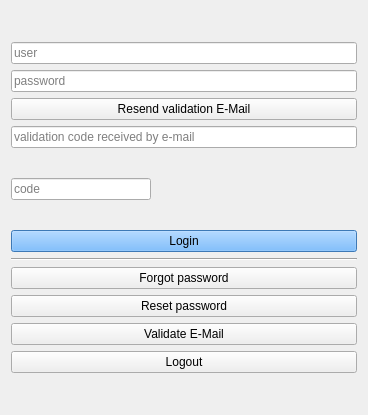
Before: the Qt Designer form ola/client/auth/home_form.ui in myapps-directory/myapps-client, drawn with Qt 5.
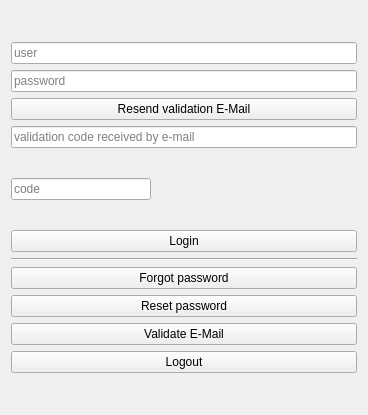
After: the same form once the commit is applied.

Diff of the .ui file:
```diff
--- a/ola/client/auth/home_form.ui
+++ b/ola/client/auth/home_form.ui
@@ -138,453 +138,11 @@
    </item>
    <item>
     <widget class="QPushButton" name="authButton">
-     <property name="palette">
-      <palette>
-       <active>
-        <colorrole role="WindowText">
-         <brush brushstyle="SolidPattern">
-          <color alpha="255">
-           <red>0</red>
-           <green>0</green>
-           <blue>0</blue>
-          </color>
-         </brush>
-        </colorrole>
-        <colorrole role="Button">
-         <brush brushstyle="SolidPattern">
-          <color alpha="255">
-           <red>85</red>
-           <green>170</green>
-           <blue>255</blue>
-          </color>
-         </brush>
-        </colorrole>
-        <colorrole role="Light">
-         <brush brushstyle="SolidPattern">
-          <color alpha="255">
-           <red>213</red>
-           <green>234</green>
-           <blue>255</blue>
-          </color>
-         </brush>
-        </colorrole>
-        <colorrole role="Midlight">
-         <brush brushstyle="SolidPattern">
-          <color alpha="255">
-           <red>149</red>
-           <green>202</green>
-           <blue>255</blue>
-          </color>
-         </brush>
-        </colorrole>
-        <colorrole role="Dark">
-         <brush brushstyle="SolidPattern">
-          <color alpha="255">
-           <red>42</red>
-           <green>85</green>
-           <blue>127</blue>
-          </color>
-         </brush>
-        </colorrole>
-        <colorrole role="Mid">
-         <brush brushstyle="SolidPattern">
-          <color alpha="255">
-           <red>56</red>
-           <green>113</green>
-           <blue>170</blue>
-          </color>
-         </brush>
-        </colorrole>
-        <colorrole role="Text">
-         <brush brushstyle="SolidPattern">
-          <color alpha="255">
-           <red>0</red>
-           <green>0</green>
-           <blue>0</blue>
-          </color>
-         </brush>
-        </colorrole>
-        <colorrole role="BrightText">
-         <brush brushstyle="SolidPattern">
-          <color alpha="255">
-           <red>255</red>
-           <green>255</green>
-           <blue>255</blue>
-          </color>
-         </brush>
-        </colorrole>
-        <colorrole role="ButtonText">
-         <brush brushstyle="SolidPattern">
-          <color alpha="255">
-           <red>0</red>
-           <green>0</green>
-           <blue>0</blue>
-          </color>
-         </brush>
-        </colorrole>
-        <colorrole role="Base">
-         <brush brushstyle="SolidPattern">
-          <color alpha="255">
-           <red>255</red>
-           <green>255</green>
-           <blue>255</blue>
-          </color>
-         </brush>
-        </colorrole>
-        <colorrole role="Window">
-         <brush brushstyle="SolidPattern">
-          <color alpha="255">
-           <red>85</red>
-           <green>170</green>
-           <blue>255</blue>
-          </color>
-         </brush>
-        </colorrole>
-        <colorrole role="Shadow">
-         <brush brushstyle="SolidPattern">
-          <color alpha="255">
-           <red>0</red>
-           <green>0</green>
-           <blue>0</blue>
-          </color>
-         </brush>
-        </colorrole>
-        <colorrole role="AlternateBase">
-         <brush brushstyle="SolidPattern">
-          <color alpha="255">
-           <red>170</red>
-           <green>212</green>
-           <blue>255</blue>
-          </color>
-         </brush>
-        </colorrole>
-        <colorrole role="ToolTipBase">
-         <brush brushstyle="SolidPattern">
-          <color alpha="255">
-           <red>255</red>
-           <green>255</green>
-           <blue>220</blue>
-          </color>
-         </brush>
-        </colorrole>
-        <colorrole role="ToolTipText">
-         <brush brushstyle="SolidPattern">
-          <color alpha="255">
-           <red>0</red>
-           <green>0</green>
-           <blue>0</blue>
-          </color>
-         </brush>
-        </colorrole>
-        <colorrole role="PlaceholderText">
-         <brush brushstyle="NoBrush">
-          <color alpha="128">
-           <red>0</red>
-           <green>0</green>
-           <blue>0</blue>
-          </color>
-         </brush>
-        </colorrole>
-       </active>
-       <inactive>
-        <colorrole role="WindowText">
-         <brush brushstyle="SolidPattern">
-          <color alpha="255">
-           <red>0</red>
-           <green>0</green>
-           <blue>0</blue>
-          </color>
-         </brush>
-        </colorrole>
-        <colorrole role="Button">
-         <brush brushstyle="SolidPattern">
-          <color alpha="255">
-           <red>85</red>
-           <green>170</green>
-           <blue>255</blue>
-          </color>
-         </brush>
-        </colorrole>
-        <colorrole role="Light">
-         <brush brushstyle="SolidPattern">
-          <color alpha="255">
-           <red>213</red>
-           <green>234</green>
-           <blue>255</blue>
-          </color>
-         </brush>
-        </colorrole>
-        <colorrole role="Midlight">
-         <brush brushstyle="SolidPattern">
-          <color alpha="255">
-           <red>149</red>
-           <green>202</green>
-           <blue>255</blue>
-          </color>
-         </brush>
-        </colorrole>
-        <colorrole role="Dark">
-         <brush brushstyle="SolidPattern">
-          <color alpha="255">
-           <red>42</red>
-           <green>85</green>
-           <blue>127</blue>
-          </color>
-         </brush>
-        </colorrole>
-        <colorrole role="Mid">
-         <brush brushstyle="SolidPattern">
-          <color alpha="255">
-           <red>56</red>
-           <green>113</green>
-           <blue>170</blue>
-          </color>
-         </brush>
-        </colorrole>
-        <colorrole role="Text">
-         <brush brushstyle="SolidPattern">
-          <color alpha="255">
-           <red>0</red>
-           <green>0</green>
-           <blue>0</blue>
-          </color>
-         </brush>
-        </colorrole>
-        <colorrole role="BrightText">
-         <brush brushstyle="SolidPattern">
-          <color alpha="255">
-           <red>255</red>
-           <green>255</green>
-           <blue>255</blue>
-          </color>
-         </brush>
-        </colorrole>
-        <colorrole role="ButtonText">
-         <brush brushstyle="SolidPattern">
-          <color alpha="255">
-           <red>0</red>
-           <green>0</green>
-           <blue>0</blue>
-          </color>
-         </brush>
-        </colorrole>
-        <colorrole role="Base">
-         <brush brushstyle="SolidPattern">
-          <color alpha="255">
-           <red>255</red>
-           <green>255</green>
-           <blue>255</blue>
-          </color>
-         </brush>
-        </colorrole>
-        <colorrole role="Window">
-         <brush brushstyle="SolidPattern">
-          <color alpha="255">
-           <red>85</red>
-           <green>170</green>
-           <blue>255</blue>
-          </color>
-         </brush>
-        </colorrole>
-        <colorrole role="Shadow">
-         <brush brushstyle="SolidPattern">
-          <color alpha="255">
-           <red>0</red>
-           <green>0</green>
-           <blue>0</blue>
-          </color>
-         </brush>
-        </colorrole>
-        <colorrole role="AlternateBase">
-         <brush brushstyle="SolidPattern">
-          <color alpha="255">
-           <red>170</red>
-           <green>212</green>
-           <blue>255</blue>
-          </color>
-         </brush>
-        </colorrole>
-        <colorrole role="ToolTipBase">
-         <brush brushstyle="SolidPattern">
-          <color alpha="255">
-           <red>255</red>
-           <green>255</green>
-           <blue>220</blue>
-          </color>
-         </brush>
-        </colorrole>
-        <colorrole role="ToolTipText">
-         <brush brushstyle="SolidPattern">
-          <color alpha="255">
-           <red>0</red>
-           <green>0</green>
-           <blue>0</blue>
-          </color>
-         </brush>
-        </colorrole>
-        <colorrole role="PlaceholderText">
-         <brush brushstyle="NoBrush">
-          <color alpha="128">
-           <red>0</red>
-           <green>0</green>
-           <blue>0</blue>
-          </color>
-         </brush>
-        </colorrole>
-       </inactive>
-       <disabled>
-        <colorrole role="WindowText">
-         <brush brushstyle="SolidPattern">
-          <color alpha="255">
-           <red>42</red>
-           <green>85</green>
-           <blue>127</blue>
-          </color>
-         </brush>
-        </colorrole>
-        <colorrole role="Button">
-         <brush brushstyle="SolidPattern">
-          <color alpha="255">
-           <red>85</red>
-           <green>170</green>
-           <blue>255</blue>
-          </color>
-         </brush>
-        </colorrole>
-        <colorrole role="Light">
-         <brush brushstyle="SolidPattern">
-          <color alpha="255">
-           <red>213</red>
-           <green>234</green>
-           <blue>255</blue>
-          </color>
-         </brush>
-        </colorrole>
-        <colorrole role="Midlight">
-         <brush brushstyle="SolidPattern">
-          <color alpha="255">
-           <red>149</red>
-           <green>202</green>
-           <blue>255</blue>
-          </color>
-         </brush>
-        </colorrole>
-        <colorrole role="Dark">
-         <brush brushstyle="SolidPattern">
-          <color alpha="255">
-           <red>42</red>
-           <green>85</green>
-           <blue>127</blue>
-          </color>
-         </brush>
-        </colorrole>
-        <colorrole role="Mid">
-         <brush brushstyle="SolidPattern">
-          <color alpha="255">
-           <red>56</red>
-           <green>113</green>
-           <blue>170</blue>
-          </color>
-         </brush>
-        </colorrole>
-        <colorrole role="Text">
-         <brush brushstyle="SolidPattern">
-          <color alpha="255">
-           <red>42</red>
-           <green>85</green>
-           <blue>127</blue>
-          </color>
-         </brush>
-        </colorrole>
-        <colorrole role="BrightText">
-         <brush brushstyle="SolidPattern">
-          <color alpha="255">
-           <red>255</red>
-           <green>255</green>
-           <blue>255</blue>
-          </color>
-         </brush>
-        </colorrole>
-        <colorrole role="ButtonText">
-         <brush brushstyle="SolidPattern">
-          <color alpha="255">
-           <red>42</red>
-           <green>85</green>
-           <blue>127</blue>
-          </color>
-         </brush>
-        </colorrole>
-        <colorrole role="Base">
-         <brush brushstyle="SolidPattern">
-          <color alpha="255">
-           <red>85</red>
-           <green>170</green>
-           <blue>255</blue>
-          </color>
-         </brush>
-        </colorrole>
-        <colorrole role="Window">
-         <brush brushstyle="SolidPattern">
-          <color alpha="255">
-           <red>85</red>
-           <green>170</green>
-           <blue>255</blue>
-          </color>
-         </brush>
-        </colorrole>
-        <colorrole role="Shadow">
-         <brush brushstyle="SolidPattern">
-          <color alpha="255">
-           <red>0</red>
-           <green>0</green>
-           <blue>0</blue>
-          </color>
-         </brush>
-        </colorrole>
-        <colorrole role="AlternateBase">
-         <brush brushstyle="SolidPattern">
-          <color alpha="255">
-           <red>85</red>
-           <green>170</green>
-           <blue>255</blue>
-          </color>
-         </brush>
-        </colorrole>
-        <colorrole role="ToolTipBase">
-         <brush brushstyle="SolidPattern">
-          <color alpha="255">
-           <red>255</red>
-           <green>255</green>
-           <blue>220</blue>
-          </color>
-         </brush>
-        </colorrole>
-        <colorrole role="ToolTipText">
-         <brush brushstyle="SolidPattern">
-          <color alpha="255">
-           <red>0</red>
-           <green>0</green>
-           <blue>0</blue>
-          </color>
-         </brush>
-        </colorrole>
-        <colorrole role="PlaceholderText">
-         <brush brushstyle="NoBrush">
-          <color alpha="128">
-           <red>0</red>
-           <green>0</green>
-           <blue>0</blue>
-          </color>
-         </brush>
-        </colorrole>
-       </disabled>
-      </palette>
-     </property>
      <property name="text">
       <string>Login</string>
      </property>
      <property name="autoDefault">
-      <bool>true</bool>
+      <bool>false</bool>
      </property>
     </widget>
    </item>
```
